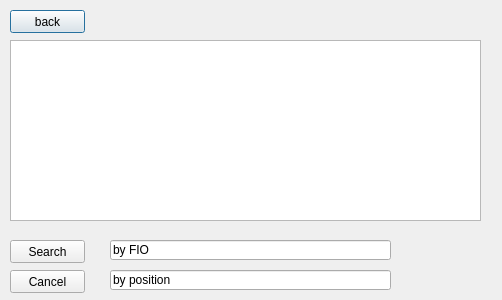
Qt form untitled/enter.ui (Excla1mer/ASOIY) before a commit.
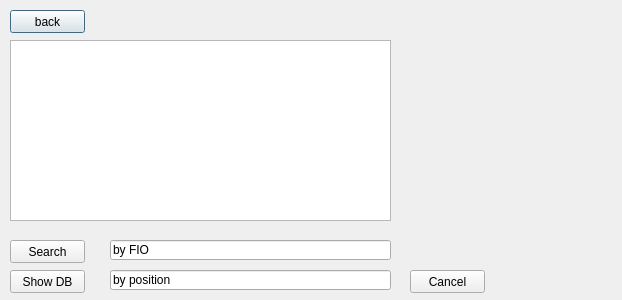
The same form after that commit.

Patch:
```diff
--- a/untitled/enter.ui
+++ b/untitled/enter.ui
@@ -6,7 +6,7 @@
    <rect>
     <x>0</x>
     <y>0</y>
-    <width>502</width>
+    <width>622</width>
     <height>300</height>
    </rect>
   </property>
@@ -68,7 +68,7 @@
   <widget class="QPushButton" name="cancel">
    <property name="geometry">
     <rect>
-     <x>10</x>
+     <x>410</x>
      <y>270</y>
      <width>75</width>
      <height>23</height>
@@ -83,11 +83,37 @@
     <rect>
      <x>10</x>
      <y>40</y>
-     <width>471</width>
+     <width>381</width>
      <height>181</height>
     </rect>
    </property>
   </widget>
+  <widget class="QLabel" name="picture">
+   <property name="geometry">
+    <rect>
+     <x>410</x>
+     <y>40</y>
+     <width>181</width>
+     <height>181</height>
+    </rect>
+   </property>
+   <property name="text">
+    <string/>
+   </property>
+  </widget>
+  <widget class="QPushButton" name="DB">
+   <property name="geometry">
+    <rect>
+     <x>10</x>
+     <y>270</y>
+     <width>75</width>
+     <height>23</height>
+    </rect>
+   </property>
+   <property name="text">
+    <string>Show DB</string>
+   </property>
+  </widget>
  </widget>
  <resources/>
  <connections/>
```
